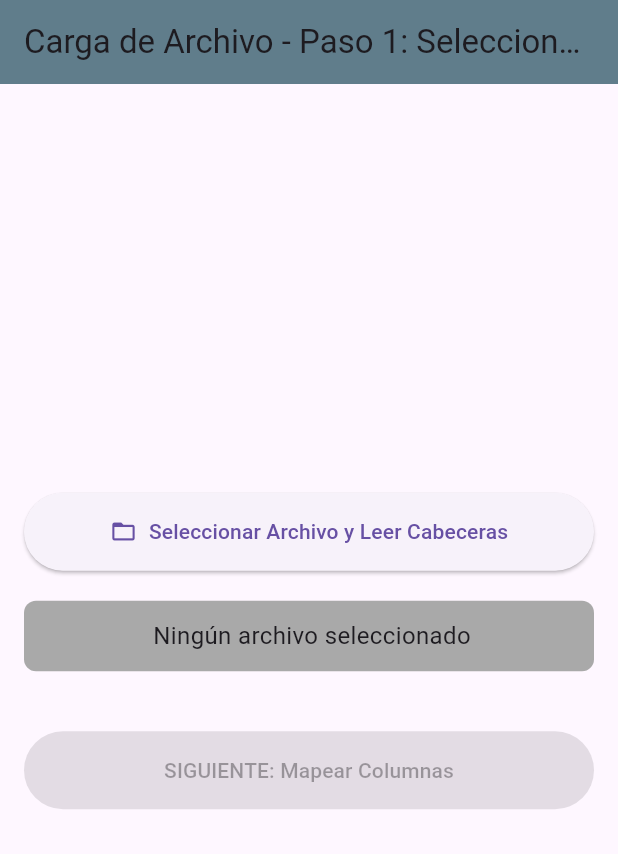
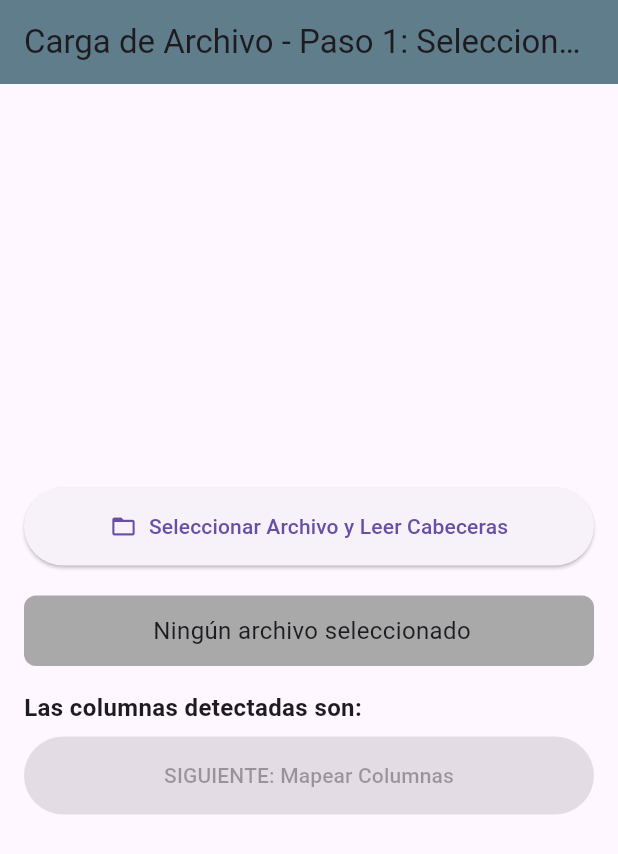
Before and after one commit to cda-1103/API, a Flutter app: the screen it shows after launch, on a phone screen of 412 x 824 dp. Shown: the top 854 px of the screen. Run offline on Flutter 3.47's test engine with Material 3 defaults, Android fonts, the light colour scheme and no system bars; our stand-ins replace file_picker.

Commit message:
se hicieron algunos cambios en el codigo

```diff
--- a/frontend/lib/inicial.dart
+++ b/frontend/lib/inicial.dart
@@ -1,6 +1,6 @@
 import 'package:flutter/material.dart';
 import 'package:frontend/logica_pantalla_carga.dart';
-
+import 'package:frontend/popup_mapeo.dart';
 
 class InventoryUploadPage extends StatefulWidget {
   const InventoryUploadPage({super.key});
@@ -76,19 +76,43 @@ class _InventoryUploadPageState extends State<InventoryUploadPage> {
                   borderRadius: BorderRadius.circular(8.0),
                 ),
                 child: Text(
-                  // Lee el estado 'statusMessage' del ViewModel
-                  _viewModel.statusMessage,
-                  textAlign: TextAlign.center,
-                  style: const TextStyle(fontSize: 16.0),
+                      _viewModel.statusMessage,
+                      textAlign: TextAlign.center,
+                      style: const TextStyle(fontSize: 16.0),
                 ),
               ),
-              const SizedBox(height: 40.0),
+              const SizedBox(height: 16.0),
+
+              Text(
+                "Las columnas detectadas son: ",
+                style: const TextStyle(
+                  fontSize: 16.0,
+                  fontWeight: FontWeight.bold,
+                ),
+              ),
+
+              const SizedBox(height: 8.0),
+
+              if (_viewModel.fileHeaders.isNotEmpty)
+                Wrap(
+                  spacing: 3.0,
+                  runSpacing: 3.0,
+                  children: _viewModel.fileHeaders.map((header){
+                    return Chip(
+                      label: Text(header),
+                      );
+                  }).toList(),
+                ),
+
+
 
               ElevatedButton(
                 // Habilita/deshabilita leyendo 'fileHeaders' e 'isLoading' del ViewModel
                 onPressed: (_viewModel.fileHeaders.isEmpty || _viewModel.isLoading)
                     ? null
-                    : _viewModel.goToMappingStep, // Llama al método del ViewModel
+                    : () {
+                      popUpMapeo(context, _viewModel);
+                    },
                 style: ElevatedButton.styleFrom(
                   backgroundColor: Colors.blue,
                   foregroundColor: Colors.white,
--- a/frontend/lib/logica_pantalla_carga.dart
+++ b/frontend/lib/logica_pantalla_carga.dart
@@ -12,7 +12,7 @@ class UploadHeadersLogic extends ChangeNotifier {
   List<String> _fileHeaders = [];
   String _statusMessage = ' Ningún archivo seleccionado';
 
-  // --- Getters públicos para que la UI lea los estados ---
+  // --- Getters públicos para que la UI lea los estados de carga del archivo---
   PlatformFile? get selectedFile => _selectedFile;
   bool get isLoading => _isLoading;
   List<String> get fileHeaders => _fileHeaders;
@@ -44,7 +44,7 @@ class UploadHeadersLogic extends ChangeNotifier {
         // 3. Llama a la API
         final headers = await headersFromApi(file);
 
-        // 4. Si tiene éxito, guarda cabeceras y notifica
+        // 4. Si tiene éxito, guarda cabeceras y notifica al usuario
         _fileHeaders = headers;
         _isLoading = false;
         _statusMessage = 'Cabeceras recibidas (${headers.length}). Listo para mapear.';
--- /dev/null
+++ b/logger/carga_archivo.txt
@@ -0,0 +1 @@
+INFO 2025-10-29 03:17:35,356 Cabeceras de alrchivo extradias: ['serial_number', 'description', 'category', 'brand', 'type', 'quantity', 'location']
```
Also changed, not shown: frontend/lib/popup_mapeo.dart (added, +128 -0 lines), 3 other files.
